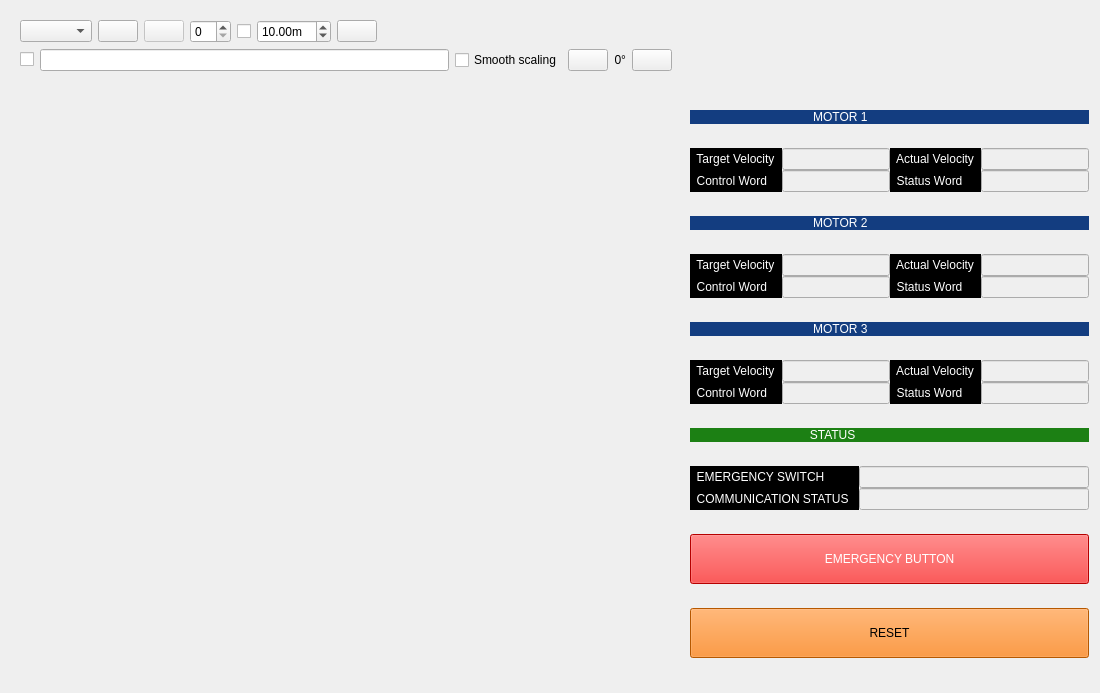
Old version of the form custom_image_view/src/custom_image_view/image_view.ui in the repository veysiadn/spinerobot_ws.
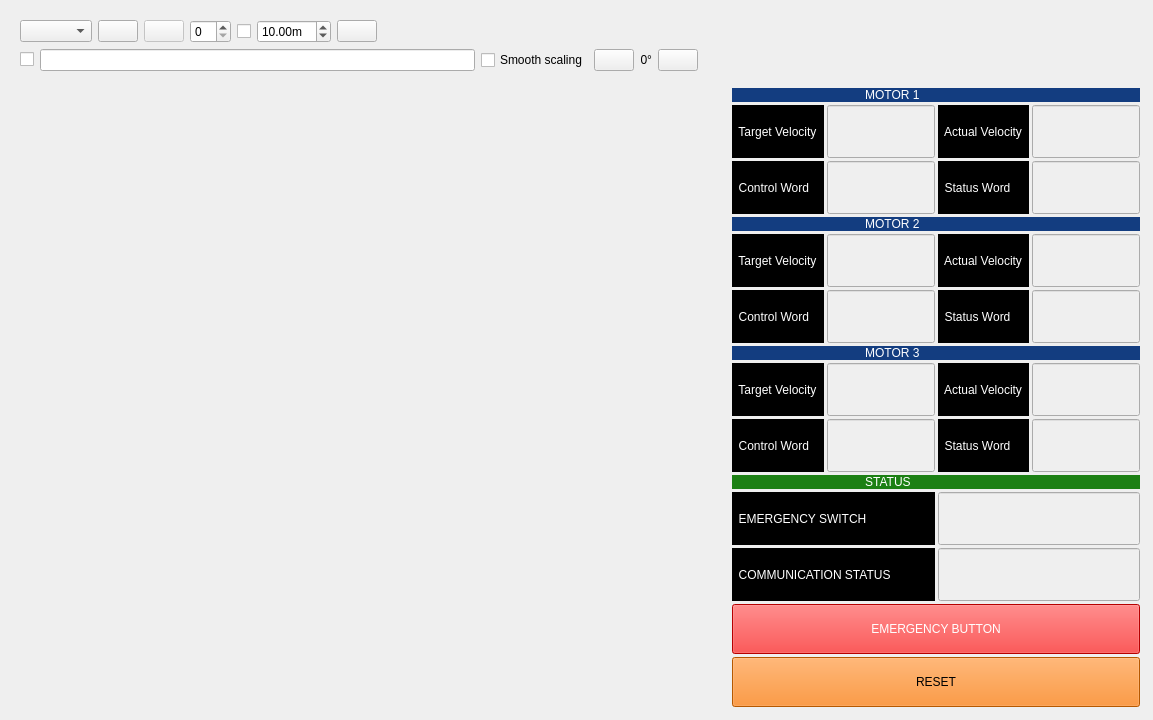
New version of the form. Icons and pictures are not drawn. Custom widgets are drawn as their Qt base class.

```diff
--- a/custom_image_view/src/custom_image_view/image_view.ui
+++ b/custom_image_view/src/custom_image_view/image_view.ui
@@ -9,8 +9,8 @@
    <rect>
     <x>0</x>
     <y>0</y>
-    <width>1100</width>
-    <height>693</height>
+    <width>1153</width>
+    <height>720</height>
    </rect>
   </property>
   <property name="windowTitle">
@@ -225,8 +225,8 @@
          <rect>
           <x>0</x>
           <y>0</y>
-          <width>549</width>
-          <height>586</height>
+          <width>600</width>
+          <height>613</height>
          </rect>
         </property>
         <property name="sizePolicy">
@@ -268,24 +268,24 @@
      <item>
       <layout class="QVBoxLayout" name="overlay_layout">
        <property name="spacing">
-        <number>0</number>
+        <number>3</number>
        </property>
        <property name="leftMargin">
-        <number>0</number>
+        <number>2</number>
        </property>
        <property name="topMargin">
-        <number>0</number>
+        <number>2</number>
        </property>
        <property name="rightMargin">
-        <number>0</number>
+        <number>2</number>
        </property>
        <property name="bottomMargin">
-        <number>0</number>
+        <number>2</number>
        </property>
        <item>
         <widget class="QLabel" name="label_motor1">
          <property name="sizePolicy">
-          <sizepolicy hsizetype="MinimumExpanding" vsizetype="Fixed">
+          <sizepolicy hsizetype="Expanding" vsizetype="Fixed">
            <horstretch>0</horstretch>
            <verstretch>0</verstretch>
           </sizepolicy>
@@ -299,7 +299,7 @@
 font: bold 75 16pt &quot;Noto Sans&quot;;</string>
          </property>
          <property name="text">
-          <string>                                     MOTOR 1</string>
+          <string>                                        MOTOR 1</string>
          </property>
         </widget>
        </item>
@@ -307,6 +307,12 @@
         <layout class="QGridLayout" name="motor1_grid_layout">
          <item row="1" column="0">
           <widget class="QLabel" name="label_control_word_m1">
+           <property name="sizePolicy">
+            <sizepolicy hsizetype="Preferred" vsizetype="Expanding">
+             <horstretch>0</horstretch>
+             <verstretch>0</verstretch>
+            </sizepolicy>
+           </property>
            <property name="styleSheet">
             <string notr="true">color: rgb(255, 255, 255);
 selection-background-color: rgb(238, 238, 236);
@@ -325,10 +331,22 @@
            <property name="enabled">
             <bool>false</bool>
            </property>
+           <property name="sizePolicy">
+            <sizepolicy hsizetype="Expanding" vsizetype="Expanding">
+             <horstretch>0</horstretch>
+             <verstretch>0</verstretch>
+            </sizepolicy>
+           </property>
           </widget>
          </item>
          <item row="0" column="0">
           <widget class="QLabel" name="label_target_velocity_m1">
+           <property name="sizePolicy">
+            <sizepolicy hsizetype="Preferred" vsizetype="Expanding">
+             <horstretch>0</horstretch>
+             <verstretch>0</verstretch>
+            </sizepolicy>
+           </property>
            <property name="styleSheet">
             <string notr="true">color: rgb(255, 255, 255);
 selection-background-color: rgb(238, 238, 236);
@@ -344,6 +362,12 @@
          </item>
          <item row="0" column="2">
           <widget class="QLabel" name="label_actual_velocity_m1">
+           <property name="sizePolicy">
+            <sizepolicy hsizetype="Preferred" vsizetype="Expanding">
+             <horstretch>0</horstretch>
+             <verstretch>0</verstretch>
+            </sizepolicy>
+           </property>
            <property name="styleSheet">
             <string notr="true">color: rgb(255, 255, 255);
 selection-background-color: rgb(238, 238, 236);
@@ -359,6 +383,12 @@
          </item>
          <item row="1" column="2">
           <widget class="QLabel" name="label_status_word_m1">
+           <property name="sizePolicy">
+            <sizepolicy hsizetype="Preferred" vsizetype="Expanding">
+             <horstretch>0</horstretch>
+             <verstretch>0</verstretch>
+            </sizepolicy>
+           </property>
            <property name="styleSheet">
             <string notr="true">color: rgb(255, 255, 255);
 selection-background-color: rgb(238, 238, 236);
@@ -377,6 +407,12 @@
            <property name="enabled">
             <bool>false</bool>
            </property>
+           <property name="sizePolicy">
+            <sizepolicy hsizetype="Expanding" vsizetype="Expanding">
+             <horstretch>0</horstretch>
+             <verstretch>0</verstretch>
+            </sizepolicy>
+           </property>
           </widget>
          </item>
          <item row="1" column="3">
@@ -384,6 +420,12 @@
            <property name="enabled">
             <bool>false</bool>
            </property>
+           <property name="sizePolicy">
+            <sizepolicy hsizetype="Expanding" vsizetype="Expanding">
+             <horstretch>0</horstretch>
+             <verstretch>0</verstretch>
+            </sizepolicy>
+           </property>
           </widget>
          </item>
          <item row="0" column="3">
@@ -391,6 +433,12 @@
            <property name="enabled">
             <bool>false</bool>
            </property>
+           <property name="sizePolicy">
+            <sizepolicy hsizetype="Expanding" vsizetype="Expanding">
+             <horstretch>0</horstretch>
+             <verstretch>0</verstretch>
+            </sizepolicy>
+           </property>
           </widget>
          </item>
         </layout>
@@ -398,7 +446,7 @@
        <item>
         <widget class="QLabel" name="label_motor2">
          <property name="sizePolicy">
-          <sizepolicy hsizetype="Preferred" vsizetype="Fixed">
+          <sizepolicy hsizetype="Expanding" vsizetype="Fixed">
            <horstretch>0</horstretch>
            <verstretch>0</verstretch>
           </sizepolicy>
@@ -412,7 +460,7 @@
 font: bold 75 16pt &quot;Noto Sans&quot;;</string>
          </property>
          <property name="text">
-          <string>                                     MOTOR 2</string>
+          <string>                                        MOTOR 2</string>
          </property>
         </widget>
        </item>
@@ -420,6 +468,12 @@
         <layout class="QGridLayout" name="gridLayout_3">
          <item row="2" column="0">
           <widget class="QLabel" name="label_target_velocity_m2">
+           <property name="sizePolicy">
+            <sizepolicy hsizetype="Preferred" vsizetype="Expanding">
+             <horstretch>0</horstretch>
+             <verstretch>0</verstretch>
+            </sizepolicy>
+           </property>
            <property name="styleSheet">
             <string notr="true">color: rgb(255, 255, 255);
 selection-background-color: rgb(238, 238, 236);
@@ -438,10 +492,22 @@
            <property name="enabled">
             <bool>false</bool>
            </property>
+           <property name="sizePolicy">
+            <sizepolicy hsizetype="Expanding" vsizetype="Expanding">
+             <horstretch>0</horstretch>
+             <verstretch>0</verstretch>
+            </sizepolicy>
+           </property>
           </widget>
          </item>
          <item row="3" column="0">
           <widget class="QLabel" name="label_control_word_m2">
+           <property name="sizePolicy">
+            <sizepolicy hsizetype="Preferred" vsizetype="Expanding">
+             <horstretch>0</horstretch>
+             <verstretch>0</verstretch>
+            </sizepolicy>
+           </property>
            <property name="styleSheet">
             <string notr="true">color: rgb(255, 255, 255);
 selection-background-color: rgb(238, 238, 236);
@@ -457,6 +523,12 @@
          </item>
          <item row="2" column="2">
           <widget class="QLabel" name="label_actual_velocity_m2">
+           <property name="sizePolicy">
+            <sizepolicy hsizetype="Preferred" vsizetype="Expanding">
+             <horstretch>0</horstretch>
+             <verstretch>0</verstretch>
+            </sizepolicy>
+           </property>
            <property name="styleSheet">
             <string notr="true">color: rgb(255, 255, 255);
 selection-background-color: rgb(238, 238, 236);
@@ -475,6 +547,12 @@
            <property name="enabled">
             <bool>false</bool>
            </property>
+           <property name="sizePolicy">
+            <sizepolicy hsizetype="Expanding" vsizetype="Expanding">
+             <horstretch>0</horstretch>
+             <verstretch>0</verstretch>
+            </sizepolicy>
+           </property>
           </widget>
          </item>
          <item row="3" column="1">
@@ -482,10 +560,22 @@
            <property name="enabled">
             <bool>false</bool>
            </property>
+           <property name="sizePolicy">
+            <sizepolicy hsizetype="Expanding" vsizetype="Expanding">
+             <horstretch>0</horstretch>
+             <verstretch>0</verstretch>
+            </sizepolicy>
+           </property>
           </widget>
          </item>
          <item row="3" column="2">
           <widget class="QLabel" name="label_status_word_m2">
+           <property name="sizePolicy">
+            <sizepolicy hsizetype="Preferred" vsizetype="Expanding">
+             <horstretch>0</horstretch>
+             <verstretch>0</verstretch>
+            </sizepolicy>
+           </property>
            <property name="styleSheet">
             <string notr="true">color: rgb(255, 255, 255);
 selection-background-color: rgb(238, 238, 236);
@@ -504,6 +594,12 @@
            <property name="enabled">
             <bool>false</bool>
            </property>
+           <property name="sizePolicy">
+            <sizepolicy hsizetype="Expanding" vsizetype="Expanding">
+             <horstretch>0</horstretch>
+             <verstretch>0</verstretch>
+            </sizepolicy>
+           </property>
           </widget>
          </item>
         </layout>
@@ -511,7 +607,7 @@
        <item>
         <widget class="QLabel" name="label_motor3">
          <property name="sizePolicy">
-          <sizepolicy hsizetype="Preferred" vsizetype="Fixed">
+          <sizepolicy hsizetype="Expanding" vsizetype="Fixed">
            <horstretch>0</horstretch>
            <verstretch>0</verstretch>
           </sizepolicy>
@@ -525,7 +621,7 @@
 font: bold 75 16pt &quot;Noto Sans&quot;;</string>
          </property>
          <property name="text">
-          <string>                                     MOTOR 3</string>
+          <string>                                        MOTOR 3</string>
          </property>
         </widget>
        </item>
@@ -533,6 +629,12 @@
         <layout class="QGridLayout" name="gridLayout_2">
          <item row="1" column="3">
           <widget class="QLabel" name="label_target_velocity_m3">
+           <property name="sizePolicy">
+            <sizepolicy hsizetype="Expanding" vsizetype="Expanding">
+             <horstretch>0</horstretch>
+             <verstretch>0</verstretch>
+            </sizepolicy>
+           </property>
            <property name="styleSheet">
             <string notr="true">color: rgb(255, 255, 255);
 selection-background-color: rgb(238, 238, 236);
@@ -551,10 +653,22 @@
            <property name="enabled">
             <bool>false</bool>
            </property>
+           <property name="sizePolicy">
+            <sizepolicy hsizetype="Expanding" vsizetype="Expanding">
+             <horstretch>0</horstretch>
+             <verstretch>0</verstretch>
+            </sizepolicy>
+           </property>
           </widget>
          </item>
          <item row="2" column="3">
           <widget class="QLabel" name="label_control_word_m3">
+           <property name="sizePolicy">
+            <sizepolicy hsizetype="Expanding" vsizetype="Expanding">
+             <horstretch>0</horstretch>
+             <verstretch>0</verstretch>
+            </sizepolicy>
+           </property>
            <property name="styleSheet">
             <string notr="true">color: rgb(255, 255, 255);
 selection-background-color: rgb(238, 238, 236);
@@ -570,6 +684,12 @@
          </item>
          <item row="1" column="5">
           <widget class="QLabel" name="label_actual_velocity_m3">
+           <property name="sizePolicy">
+            <sizepolicy hsizetype="Expanding" vsizetype="Expanding">
+             <horstretch>0</horstretch>
+             <verstretch>0</verstretch>
+            </sizepolicy>
+           </property>
            <property name="styleSheet">
             <string notr="true">color: rgb(255, 255, 255);
 selection-background-color: rgb(238, 238, 236);
@@ -588,6 +708,12 @@
            <property name="enabled">
             <bool>false</bool>
            </property>
+           <property name="sizePolicy">
+            <sizepolicy hsizetype="Expanding" vsizetype="Expanding">
+             <horstretch>0</horstretch>
+             <verstretch>0</verstretch>
+            </sizepolicy>
+           </property>
           </widget>
          </item>
          <item row="2" column="6">
@@ -595,10 +721,22 @@
            <property name="enabled">
             <bool>false</bool>
            </property>
+           <property name="sizePolicy">
+            <sizepolicy hsizetype="Expanding" vsizetype="Expanding">
+             <horstretch>0</horstretch>
+             <verstretch>0</verstretch>
+            </sizepolicy>
+           </property>
           </widget>
          </item>
          <item row="2" column="5">
           <widget class="QLabel" name="label_status_word_m3">
+           <property name="sizePolicy">
+            <sizepolicy hsizetype="Expanding" vsizetype="Expanding">
+             <horstretch>0</horstretch>
+             <verstretch>0</verstretch>
+            </sizepolicy>
+           </property>
            <property name="styleSheet">
             <string notr="true">color: rgb(255, 255, 255);
 selection-background-color: rgb(238, 238, 236);
@@ -617,6 +755,12 @@
            <property name="enabled">
             <bool>false</bool>
            </property>
+           <property name="sizePolicy">
+            <sizepolicy hsizetype="Expanding" vsizetype="Expanding">
+             <horstretch>0</horstretch>
+             <verstretch>0</verstretch>
+            </sizepolicy>
+           </property>
           </widget>
          </item>
         </layout>
@@ -624,7 +768,7 @@
        <item>
         <widget class="QLabel" name="label_status">
          <property name="sizePolicy">
-          <sizepolicy hsizetype="Preferred" vsizetype="Fixed">
+          <sizepolicy hsizetype="Expanding" vsizetype="Fixed">
            <horstretch>0</horstretch>
            <verstretch>0</verstretch>
           </sizepolicy>
@@ -638,7 +782,7 @@
 font: bold 75 16pt &quot;Noto Sans&quot;;</string>
          </property>
          <property name="text">
-          <string>                                    STATUS</string>
+          <string>                                        STATUS</string>
          </property>
         </widget>
        </item>
@@ -649,10 +793,22 @@
            <property name="enabled">
             <bool>false</bool>
            </property>
+           <property name="sizePolicy">
+            <sizepolicy hsizetype="Expanding" vsizetype="Expanding">
+             <horstretch>0</horstretch>
+             <verstretch>0</verstretch>
+            </sizepolicy>
+           </property>
           </widget>
          </item>
          <item row="0" column="0">
           <widget class="QLabel" name="label_emergency_switch">
+           <property name="sizePolicy">
+            <sizepolicy hsizetype="Expanding" vsizetype="Expanding">
+             <horstretch>0</horstretch>
+             <verstretch>0</verstretch>
+            </sizepolicy>
+           </property>
            <property name="styleSheet">
             <string notr="true">color: rgb(255, 255, 255);
 selection-background-color: rgb(238, 238, 236);
@@ -668,6 +824,12 @@
          </item>
          <item row="1" column="0">
           <widget class="QLabel" name="label_com_status">
+           <property name="sizePolicy">
+            <sizepolicy hsizetype="Expanding" vsizetype="Expanding">
+             <horstretch>0</horstretch>
+             <verstretch>0</verstretch>
+            </sizepolicy>
+           </property>
            <property name="styleSheet">
             <string notr="true">color: rgb(255, 255, 255);
 selection-background-color: rgb(238, 238, 236);
@@ -686,6 +848,12 @@
            <property name="enabled">
             <bool>false</bool>
            </property>
+           <property name="sizePolicy">
+            <sizepolicy hsizetype="Expanding" vsizetype="Expanding">
+             <horstretch>0</horstretch>
+             <verstretch>0</verstretch>
+            </sizepolicy>
+           </property>
           </widget>
          </item>
         </layout>
```
